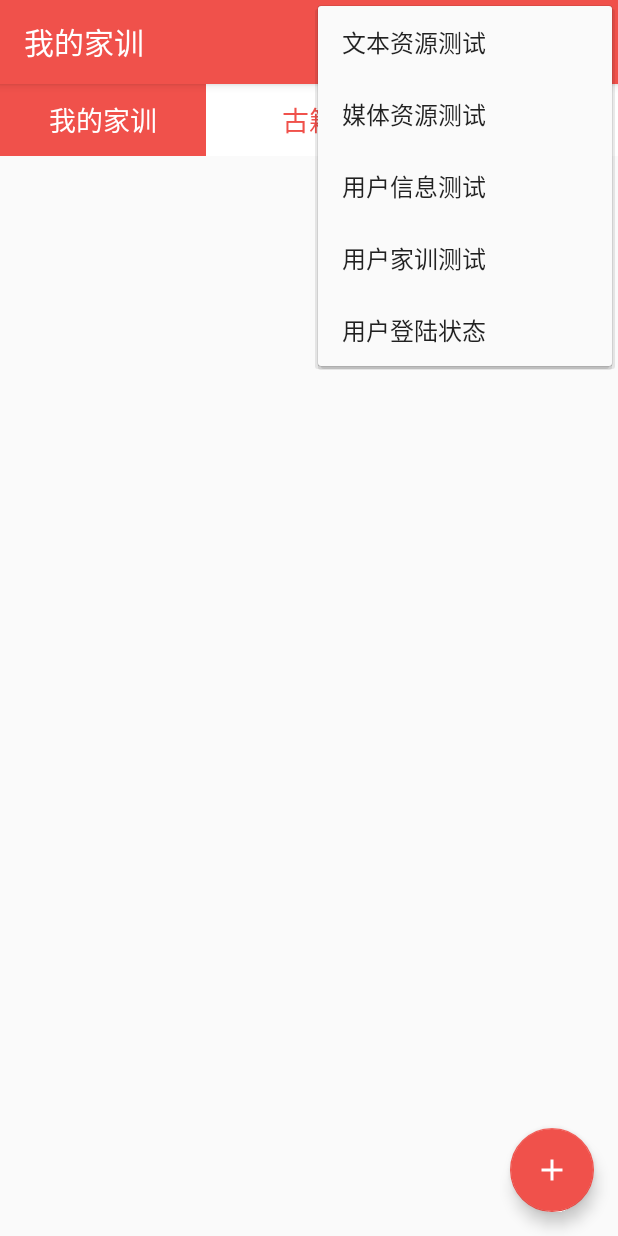
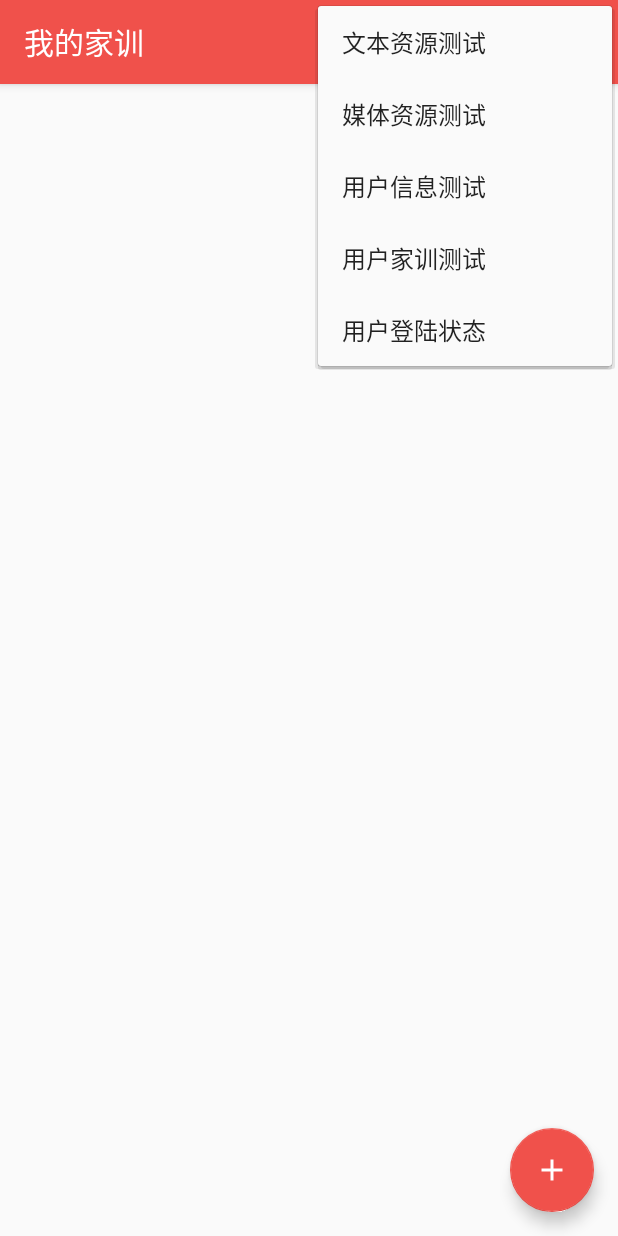
Before and after one commit to pengkunRu/FamilyInstruction, an Android app: the NoteMaterialActivity screen opened directly, with no data from a screen before it, with the options menu open, on a phone screen of 412 x 824 dp. Run offline under Robolectric (Android 15) with nearby library versions, the phone set to English and light mode, and no system bars; 3 statements that could not run were skipped.

Commit message:
1.87 彻底完成将 家训笔记 移出 主界面

```diff
--- a/app/src/main/java/com/example/android/familyinstruction/NoteMaterialActivity.java
+++ b/app/src/main/java/com/example/android/familyinstruction/NoteMaterialActivity.java
@@ -16,7 +16,6 @@ import android.view.Menu;
 import android.view.MenuItem;
 import android.view.View;
 import android.widget.AdapterView;
-import android.widget.Button;
 import android.widget.ListView;
 import android.widget.Toast;
 
@@ -56,21 +55,6 @@ public class NoteMaterialActivity extends AppCompatActivity implements android.a
         super.onCreate(savedInstanceState);
         setContentView(R.layout.activity_note_material);
 
-        /**
-         * 初始化导航栏信息
-         * 当前界面按钮为红色，其余为白色
-         * 当前界面按钮文字为白色，其余为红色
-         */
-        Button mNoteMaterial = findViewById(R.id.note_material_button1);
-        Button mTextMaterial = findViewById(R.id.text_material_button1);
-        Button mMediaMaterial = findViewById(R.id.media_material_button1);
-        mNoteMaterial.setBackgroundColor(getResources().getColor(R.color.colorPrimary));
-        mNoteMaterial.setTextColor(getResources().getColor(R.color.white));
-        mTextMaterial.setBackgroundColor(getResources().getColor(R.color.white));
-        mTextMaterial.setTextColor(getResources().getColor(R.color.colorPrimary));
-        mMediaMaterial.setBackgroundColor(getResources().getColor(R.color.white));
-        mMediaMaterial.setTextColor(getResources().getColor(R.color.colorPrimary));
-
 
         // Setup FAB to open EditorActivity
         FloatingActionButton fab = (FloatingActionButton) findViewById(R.id.fab);
@@ -79,26 +63,6 @@ public class NoteMaterialActivity extends AppCompatActivity implements android.a
             public void onClick(View view) {
                 Intent intent = new Intent(NoteMaterialActivity.this, EditorActivity.class);
                 startActivity(intent);
-            }
-        });
-
-        // 界面跳转到文本资料界面
-        mTextMaterial.setOnClickListener(new View.OnClickListener() {
-            @Override
-            public void onClick(View view) {
-                Intent intent = new Intent(NoteMaterialActivity.this,BookShelfActivity.class);
-                startActivity(intent) ;
-                finish();
-            }
-        });
-
-        // 界面跳转到媒体资料界面
-        mMediaMaterial.setOnClickListener(new View.OnClickListener() {
-            @Override
-            public void onClick(View view) {
-                Intent intent = new Intent(NoteMaterialActivity.this,EpisodeActivity.class);
-                startActivity(intent) ;
-                finish();
             }
         });
 
--- a/app/src/main/res/layout/activity_note_material.xml
+++ b/app/src/main/res/layout/activity_note_material.xml
@@ -6,42 +6,10 @@
     android:layout_height="match_parent"
     tools:context="com.example.android.familyinstruction.NoteMaterialActivity">
 
-        <LinearLayout
-            android:id="@+id/navigation1"
-            android:layout_width="match_parent"
-            android:layout_height="wrap_content"
-            android:orientation="horizontal">
-
-            <Button
-                android:id="@+id/note_material_button1"
-                android:layout_width="wrap_content"
-                android:layout_height="wrap_content"
-                android:layout_weight="1"
-                android:text="我的家训"
-                android:textSize="18sp" />
-
-            <Button
-                android:id="@+id/text_material_button1"
-                android:layout_width="wrap_content"
-                android:layout_height="wrap_content"
-                android:layout_weight="1"
-                android:text="古籍"
-                android:textSize="18sp" />
-
-            <Button
-                android:id="@+id/media_material_button1"
-                android:layout_width="wrap_content"
-                android:layout_height="wrap_content"
-                android:layout_weight="1"
-                android:text="讲坛"
-                android:textSize="18sp" />
-        </LinearLayout>
-
     <ListView
         android:id="@+id/list"
         android:layout_width="match_parent"
-            android:layout_height="match_parent"
-            android:layout_below="@+id/navigation1" />
+        android:layout_height="match_parent" />
 
     <android.support.design.widget.FloatingActionButton
         android:id="@+id/fab"
--- a/app/src/main/res/menu/menu_drawer.xml
+++ b/app/src/main/res/menu/menu_drawer.xml
@@ -4,6 +4,8 @@
         android:icon="@drawable/ic_dashboard_black_24px"/>
     <item android:id="@+id/vedio_collection" android:title="视频收藏"
         android:icon="@drawable/ic_event_black_24px"/>
+    <item android:id="@+id/instruction_notes" android:title="家训笔记"
+        android:icon="@drawable/ic_book_open_variant_black_24px"/>
     <item android:id="@+id/search" android:title="疑难查询"
         android:icon="@drawable/ic_search_web_black_24px"/>
     <item android:id="@+id/action_review" android:title="家训复习"
```
Also changed, not shown: app/src/main/java/com/example/android/familyinstruction/BookShelfActivity.java (+13 -14 lines), app/src/main/java/com/example/android/familyinstruction/EpisodeActivity.java (+2 -15 lines), app/src/main/res/drawable/ic_book_open_variant_black_24px.xml (added, +9 -0 lines), app/src/main/res/drawable/ic_library_plus_black_24px.xml (added, +9 -0 lines), app/src/main/res/drawable/ic_playlist_plus_black_24px.xml (added, +9 -0 lines), app/src/main/res/layout/activity_book_shelf.xml (+0 -9 lines), app/src/main/res/layout/activity_episode.xml (+2 -11 lines). Lines whose indentation alone changed are shown as unchanged.
